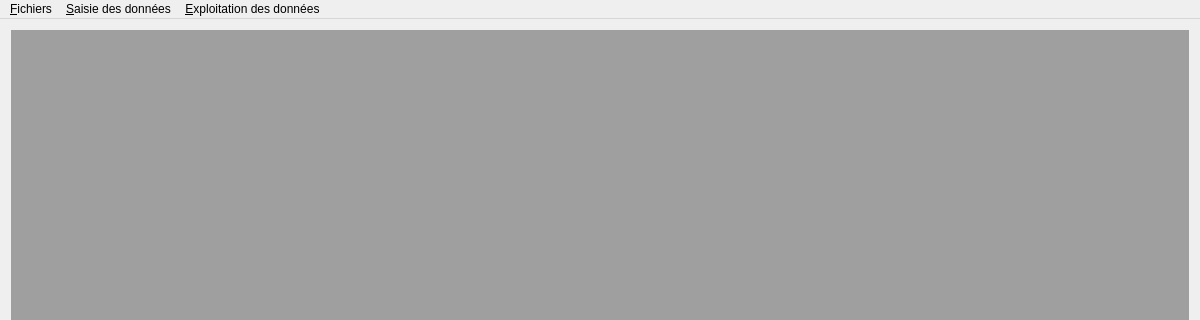
Old version of the form mainwindow.ui in the repository GiPiLab/ProtonClassicSuite; both pictures show x 0 to 1200 and y 0 to 320 of the 1200 by 612 pixel window.
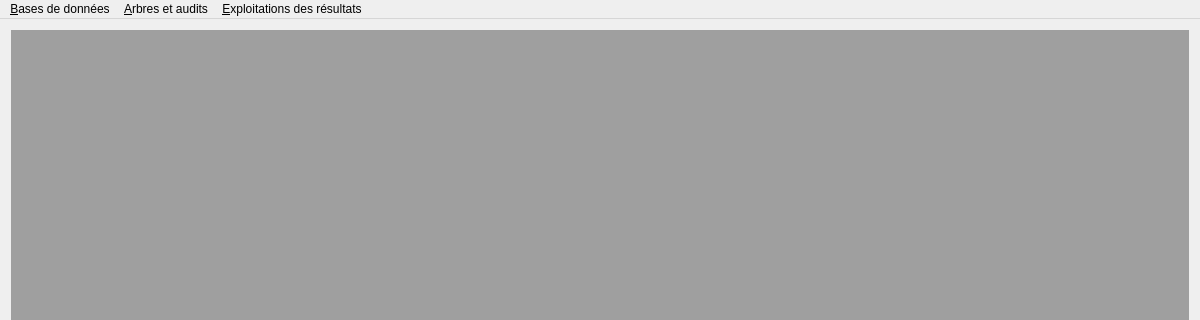
New version of the form.

```diff
--- a/mainwindow.ui
+++ b/mainwindow.ui
@@ -31,31 +31,31 @@
    </property>
    <widget class="QMenu" name="menuBases">
     <property name="title">
-     <string>&amp;Fichiers</string>
+     <string>&amp;Bases de données</string>
     </property>
     <addaction name="actionAudit_rapide"/>
     <addaction name="actionReset"/>
     <addaction name="actionExit"/>
    </widget>
-   <widget class="QMenu" name="menuArbres">
+   <widget class="QMenu" name="menuDataInput">
     <property name="title">
-     <string>&amp;Saisie des données</string>
+     <string>&amp;Arbres et audits</string>
     </property>
     <addaction name="actionManageTree"/>
     <addaction name="actionGerer_les_audits"/>
     <addaction name="actionSaisie_des_donnees"/>
    </widget>
-   <widget class="QMenu" name="menuAudits">
+   <widget class="QMenu" name="menuExploitation">
     <property name="title">
-     <string>&amp;Exploitation des données</string>
+     <string>&amp;Exploitations des résultats</string>
     </property>
     <addaction name="actionTableaux"/>
     <addaction name="actionG_n_rateur_de_rapports"/>
     <addaction name="actionRequ_tes_personnalis_es"/>
    </widget>
    <addaction name="menuBases"/>
-   <addaction name="menuArbres"/>
-   <addaction name="menuAudits"/>
+   <addaction name="menuDataInput"/>
+   <addaction name="menuExploitation"/>
   </widget>
   <action name="actionManageTree">
    <property name="text">
```
Left out of the diff: 44 changed lines with no effect on the pictures.
